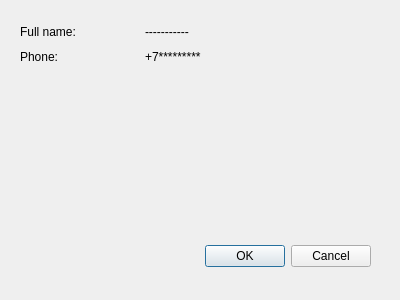
This is dialog.ui in aspirantip/SharedMemory as Qt 5 draws it before an edit. The edited form follows.
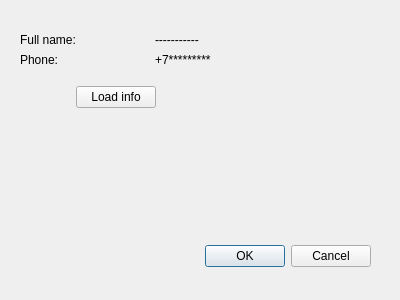
This is the edited form.

```diff
--- a/dialog.ui
+++ b/dialog.ui
@@ -34,10 +34,12 @@
     <rect>
      <x>20</x>
      <y>20</y>
-     <width>181</width>
-     <height>51</height>
+     <width>191</width>
+     <height>101</height>
     </rect>
    </property>
+   <layout class="QVBoxLayout" name="verticalLayout">
+    <item>
    <layout class="QGridLayout" name="gridLayout">
     <item row="0" column="0">
      <widget class="QLabel" name="label">
@@ -78,6 +80,45 @@
        <string>+7*********</string>
       </property>
      </widget>
+      </item>
+     </layout>
+    </item>
+    <item>
+     <layout class="QHBoxLayout" name="horizontalLayout">
+      <item>
+       <spacer name="horizontalSpacer">
+        <property name="orientation">
+         <enum>Qt::Horizontal</enum>
+        </property>
+        <property name="sizeHint" stdset="0">
+         <size>
+          <width>40</width>
+          <height>20</height>
+         </size>
+        </property>
+       </spacer>
+      </item>
+      <item>
+       <widget class="QPushButton" name="pbLoadInfo">
+        <property name="text">
+         <string>Load info</string>
+        </property>
+       </widget>
+      </item>
+      <item>
+       <spacer name="horizontalSpacer_2">
+        <property name="orientation">
+         <enum>Qt::Horizontal</enum>
+        </property>
+        <property name="sizeHint" stdset="0">
+         <size>
+          <width>40</width>
+          <height>20</height>
+         </size>
+        </property>
+       </spacer>
+      </item>
+     </layout>
     </item>
    </layout>
   </widget>
```
Lines whose indentation alone changed are shown as unchanged.
